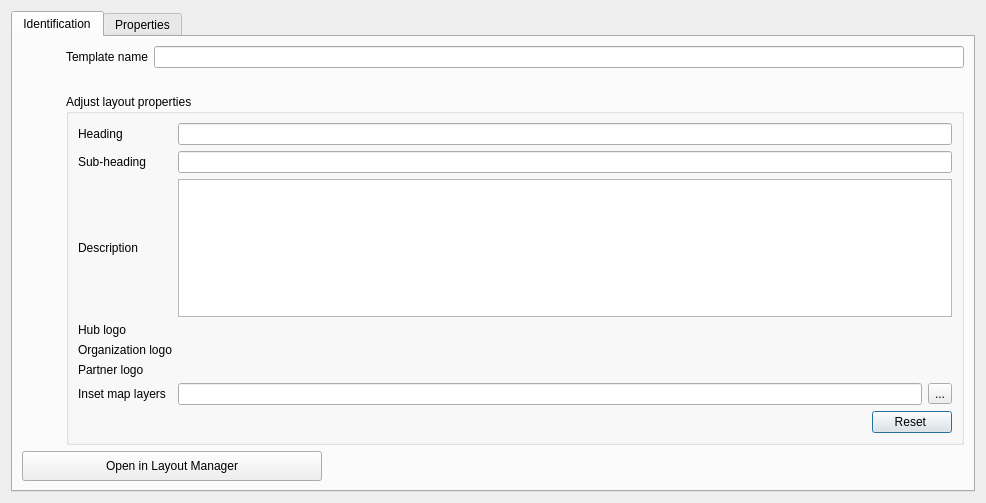
Before: the Qt Designer form src/qgis_templates_symbology/ui/template_dialog.ui in hotosm/qgis-templates-and-symbology-plugin, drawn with Qt 5.
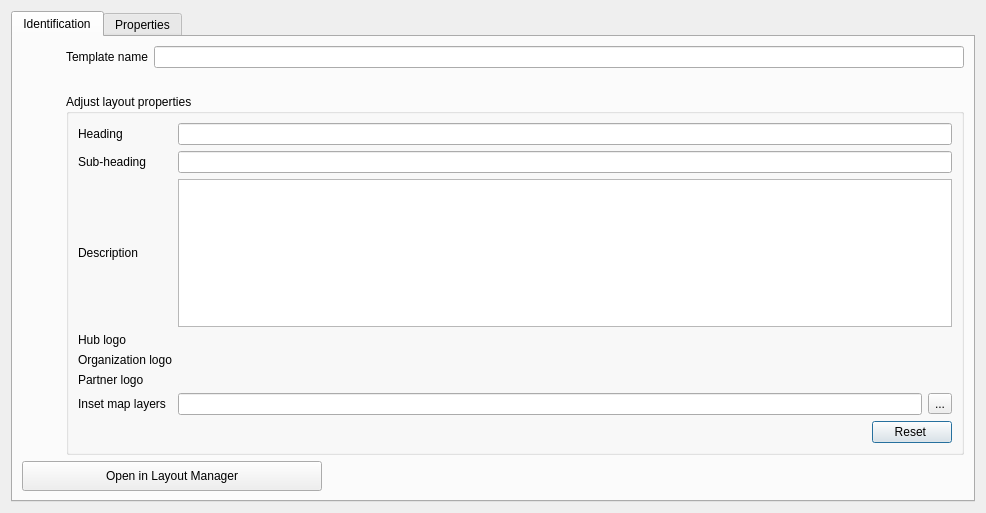
After: the same form once the commit is applied. Custom widgets are drawn as their Qt base class.

```diff
--- a/src/qgis_templates_symbology/ui/template_dialog.ui
+++ b/src/qgis_templates_symbology/ui/template_dialog.ui
@@ -7,7 +7,7 @@
     <x>0</x>
     <y>0</y>
     <width>986</width>
-    <height>503</height>
+    <height>513</height>
    </rect>
   </property>
   <property name="windowTitle">
```
